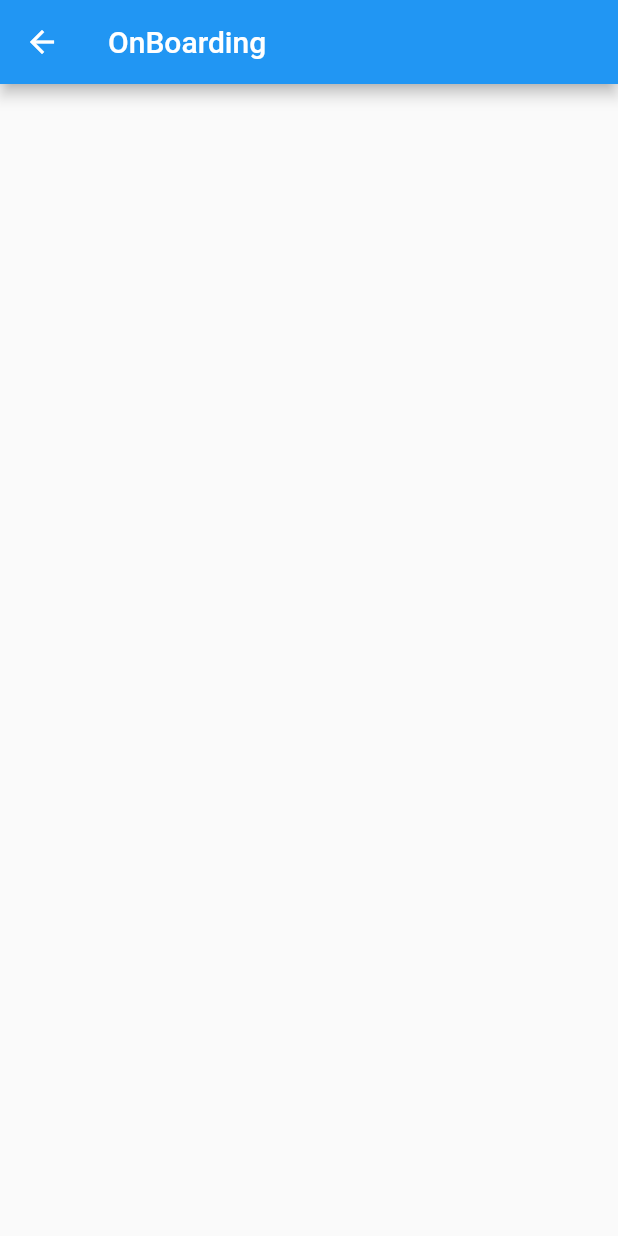
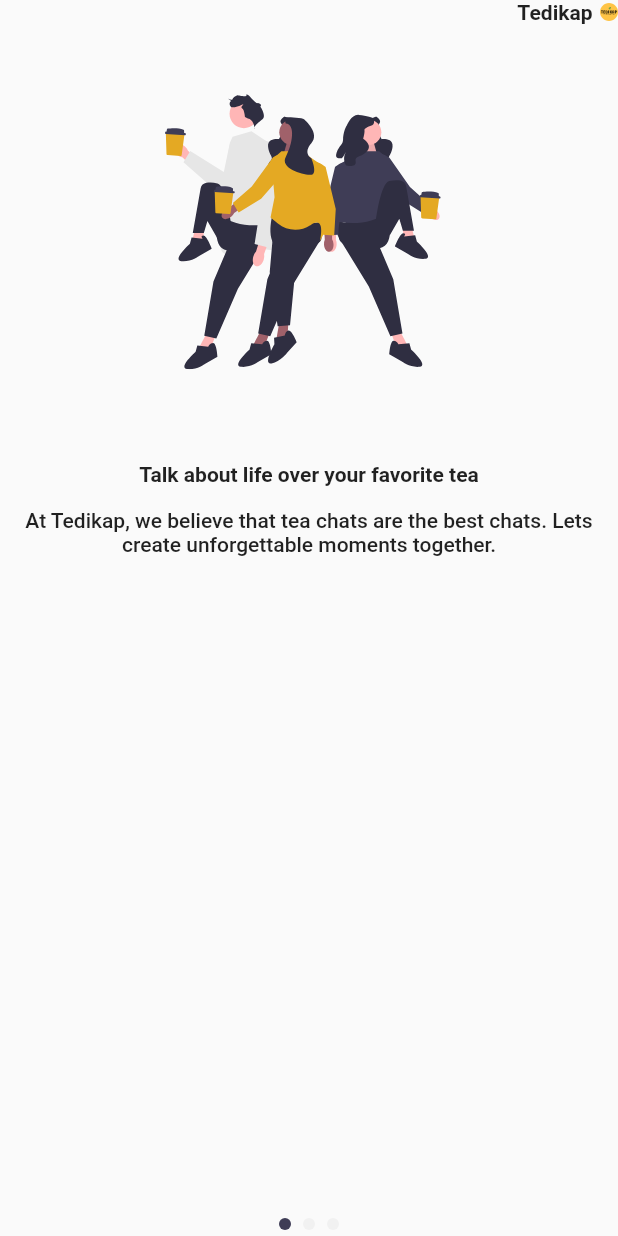
Before and after one commit to YasaKafi/Tedikap_Flutter_App, a Flutter app: the OnBoarding screen opened by its route, on a phone screen of 412 x 824 dp. Run offline on Flutter 3.47's test engine with Material 2 defaults, Android fonts, the light colour scheme and no system bars; our stand-ins replace dio, firebase_core, flutter_svg, get, google_fonts; accounts and stored records are empty; Roboto replaces fonts that are missing (Ubuntu).

Commit message:
[AF] : feat/added splash & onboard

```diff
--- a/lib/pages/onboarding_page/binding/onboarding_binding.dart
+++ b/lib/pages/onboarding_page/binding/onboarding_binding.dart
@@ -1,7 +1,6 @@
+import 'package:get/get.dart';
+import 'package:tedikap_flutter_app/pages/onboarding_page/controller/onboarding_controller.dart';
 
-import 'package:get/get.dart';
-
-import '../controller/onboarding_controller.dart';
 
 class OnBoardingBinding extends Bindings {
   @override
--- a/lib/pages/onboarding_page/controller/onboarding_controller.dart
+++ b/lib/pages/onboarding_page/controller/onboarding_controller.dart
@@ -1,3 +1,41 @@
+import 'package:flutter/material.dart';
 import 'package:get/get.dart';
+import 'package:tedikap_flutter_app/utils/images.dart';
 
-class OnBoardingController extends GetxController {}
+class OnBoardingController extends GetxController {
+  final PageController pageController = PageController();
+  final RxInt currentPage = 0.obs;
+
+  final List<OnboardingItem> onboardingItems = [
+    OnboardingItem(
+      title: 'Talk about life over your favorite tea',
+      subtitle: 'At Tedikap, we believe that tea chats are the best chats. Lets create unforgettable moments together.',
+      image: Images.onboardlogo1,
+    ),
+    OnboardingItem(
+      title: 'Tea in the palm of your hand',
+      subtitle: 'Order your favorite tea right from the app and enjoy fast delivery to your door.',
+      image: Images.onboardlogo2,
+    ),
+    OnboardingItem(
+      title: 'Save your time in ordering with us.',
+      subtitle: 'We value your precious time. In a few easy steps, you can order the tea of your choice hassle-free.',
+      image: Images.onboardlogo3,
+    ),
+
+  ];
+
+  @override
+  void onClose() {
+    pageController.dispose();
+    super.onClose();
+  }
+}
+
+class OnboardingItem {
+  final String title;
+  final String subtitle;
+  final String image;
+
+  OnboardingItem({required this.title, required this.subtitle, required this.image});
+}
--- /dev/null
+++ b/lib/pages/onboarding_page/view/dotindicator_widget.dart
@@ -0,0 +1,33 @@
+import 'package:flutter/material.dart';
+import 'package:get/get.dart';
+import '../../../utils/color_resources.dart';
+import '../controller/onboarding_controller.dart';
+
+class DotIndicator extends StatelessWidget {
+  final OnBoardingController controller;
+
+  DotIndicator({required this.controller});
+
+  @override
+  Widget build(BuildContext context) {
+    return Row(
+      mainAxisAlignment: MainAxisAlignment.center,
+      children: List.generate(
+        controller.onboardingItems.length,
+            (index) => Obx(
+              () => Container(
+            margin: EdgeInsets.all(4),
+            width: 8,
+            height: 8,
+            decoration: BoxDecoration(
+              shape: BoxShape.circle,
+              color: controller.currentPage.value == index
+                  ? ColorResources.primaryColor
+                  : ColorResources.grey,
+            ),
+          ),
+        ),
+      ),
+    );
+  }
+}
--- a/lib/pages/onboarding_page/view/onboarding_page.dart
+++ b/lib/pages/onboarding_page/view/onboarding_page.dart
@@ -1,23 +1,42 @@
-// ignore_for_file: camel_case_types, prefer_typing_uninitialized_variables
+import 'package:flutter/material.dart';
+import 'package:flutter_svg/svg.dart';
+import 'package:get/get.dart';
+import 'package:tedikap_flutter_app/utils/images.dart';
+import '../../../utils/color_resources.dart';
+import '../../../utils/custom_themes.dart';
+import '../../../utils/dimensions.dart';
+import '../controller/onboarding_controller.dart';
+import 'dotindicator_widget.dart';
+import 'onboardingitem_widget.dart';
 
-import 'package:flutter/material.dart';
 
-class OnBoarding extends StatelessWidget {
-  const OnBoarding({Key? key}) : super(key: key);
-
+class OnBoarding extends GetView<OnBoardingController> {
   @override
   Widget build(BuildContext context) {
+    OnBoardingController controller = Get.find<OnBoardingController>();
+    List<OnboardingItem> onboardingItems = controller.onboardingItems;
+
     return Scaffold(
-      appBar: AppBar(
-        title: const Text("OnBoarding"),
-        actions: const [],
-      ),
-      body: SingleChildScrollView(
-        child: Container(
-          padding: const EdgeInsets.all(10.0),
-          child: Column(
-            children: [],
-          ),
+      body: SafeArea(
+        child: Column(
+          children: [
+            Expanded(
+              child: PageView.builder(
+                controller: controller.pageController,
+                itemCount: controller.onboardingItems.length,
+                onPageChanged: (index) {
+                  controller.currentPage.value = index;
+                },
+                itemBuilder: (context, index) {
+                  return OnboardingItemWidget(
+                    item: controller.onboardingItems[index],
+                    controller: controller,
+                  );
+                },
+              ),
+            ),
+            DotIndicator(controller: controller),
+          ],
         ),
       ),
     );
--- /dev/null
+++ b/lib/pages/onboarding_page/view/onboardingitem_widget.dart
@@ -0,0 +1,56 @@
+import 'package:flutter/material.dart';
+import 'package:flutter_svg/svg.dart';
+import 'package:get/get.dart';
+import '../../../utils/custom_themes.dart';
+import '../../../utils/dimensions.dart';
+import '../../../utils/images.dart';
+import '../controller/onboarding_controller.dart';
+
+
+class OnboardingItemWidget extends StatelessWidget {
+  final OnboardingItem item;
+  final OnBoardingController controller;
+
+  OnboardingItemWidget({required this.item, required this.controller});
+
+  @override
+  Widget build(BuildContext context) {
+    return Column(
+      mainAxisAlignment: MainAxisAlignment.start,
+      crossAxisAlignment: CrossAxisAlignment.center,
+      children: [
+        Row(
+          mainAxisAlignment: MainAxisAlignment.end,
+          children: [
+            Padding(
+              padding: EdgeInsets.symmetric(
+                  horizontal: Dimensions.paddingSizeExtraSmall),
+              child: Text(
+                "Tedikap",
+                style: titilliumBold,
+              ),
+            ),
+            SvgPicture.asset(Images.splashLogo, height: Dimensions.iconSizeExtraSmall),
+          ],
+        ),
+        Padding(
+          padding: EdgeInsets.only(top: Dimensions.paddingSizeLarge),
+          child: SvgPicture.asset(item.image, width: 253, height: 237),
+        ),
+        SizedBox(height: Dimensions.paddingSizeThirtyFive),
+        Text(
+          item.title,
+          style: titilliumBold,
+        ),
+        Padding(
+          padding: EdgeInsets.only(top: Dimensions.paddingSizeDefault),
+          child: Text(
+            item.subtitle,
+            textAlign: TextAlign.center,
+            style: titleRegular.copyWith(fontWeight: FontWeight.w500),
+          ),
+        ),
+      ],
+    );
+  }
+}
--- a/lib/pages/splash_page/view/splash_page.dart
+++ b/lib/pages/splash_page/view/splash_page.dart
@@ -1,23 +1,36 @@
-// ignore_for_file: camel_case_types, prefer_typing_uninitialized_variables
+import 'package:flutter/material.dart';
+import 'package:flutter_svg/svg.dart';
+import 'package:get/get.dart';
+import 'package:get/get_core/src/get_main.dart';
+import 'package:tedikap_flutter_app/pages/onboarding_page/view/onboarding_page.dart';
+import 'dart:async';
+import '../../../utils/color_resources.dart';
+import '../../../utils/images.dart';
+import '../../../routes/AppPages.dart';
 
-import 'package:flutter/material.dart';
 
-class SplashPage extends StatelessWidget {
-  const SplashPage({Key? key}) : super(key: key);
+class SplashPage extends StatefulWidget {
+  @override
+  _SplashScreenState createState() => _SplashScreenState();
+}
+
+class _SplashScreenState extends State<SplashPage> {
+  @override
+  void initState() {
+    super.initState();
+    Timer(Duration(seconds: 5), () {
+      Get.offNamed(Routes.ONBOARDING_PAGE);
+    });
+  }
 
   @override
   Widget build(BuildContext context) {
     return Scaffold(
-      appBar: AppBar(
-        title: const Text("Dashboard"),
-        actions: const [],
-      ),
-      body: SingleChildScrollView(
-        child: Container(
-          padding: const EdgeInsets.all(10.0),
-          child: Column(
-            children: [],
-          ),
+      backgroundColor: ColorResources.getImageBg(context),
+      body: Center(
+        child: SvgPicture.asset(
+          Images.splashLogo, // Menggunakan konstanta dari kelas Images
+          width: 192.0, // Mengatur ukuran logo menjadi 192
         ),
       ),
     );
--- a/lib/routes/AppPages.dart
+++ b/lib/routes/AppPages.dart
@@ -20,6 +20,7 @@ import 'package:tedikap_flutter_app/pages/register_page/binding/register_binding
 import 'package:tedikap_flutter_app/pages/register_page/view/register_page.dart';
 import 'package:tedikap_flutter_app/pages/search_page/binding/search_binding.dart';
 import 'package:tedikap_flutter_app/pages/search_page/view/search_page.dart';
+import 'package:tedikap_flutter_app/pages/splash_page/view/splash_page.dart';
 import 'package:tedikap_flutter_app/pages/struck_page/view/struck_page.dart';
 import '../pages/home_page/view/home_page.dart';
 import '../pages/navigator_page/view/navbar.dart';
@@ -53,12 +54,6 @@ class AppPages {
         name: _Paths.LOGIN_PAGE,
         page: () => LoginPage(),
         binding: LoginBinding(),
-        transition: Transition.fadeIn,
-        transitionDuration: const Duration(milliseconds: 1500)),
-    GetPage(
-        name: _Paths.ONBOARDING_PAGE,
-        page: () => OnBoarding(),
-        binding: OnBoardingBinding(),
         transition: Transition.fadeIn,
         transitionDuration: const Duration(milliseconds: 1500)),
     GetPage(
@@ -113,5 +108,16 @@ class AppPages {
         page: () => QrisPage(),
         transition: Transition.fadeIn,
         transitionDuration: const Duration(milliseconds: 1500)),
+    GetPage(
+        name: _Paths.SPLASH_PAGE,
+        page: () => SplashPage(),
+        transition: Transition.fadeIn,
+        transitionDuration: const Duration(milliseconds: 1500)),
+    GetPage(
+        name: _Paths.ONBOARDING_PAGE,
+        page: () => OnBoarding(),
+        binding: OnBoardingBinding(),
+        transition: Transition.fadeIn,
+        transitionDuration: const Duration(milliseconds: 1500)),
   ];
 }
--- a/lib/utils/images.dart
+++ b/lib/utils/images.dart
@@ -1,4 +1,9 @@
+import 'package:flutter/cupertino.dart';
+import 'package:flutter_svg/svg.dart';
+
 class Images {
-  static const String splashLogo = 'assets/images/cwb_splash.png';
-
+  static const String splashLogo = 'assets/images/cbw_splash.svg';
+  static const String onboardlogo1 = 'assets/images/onboard1.svg';
+  static final String onboardlogo2 = 'assets/images/onboard2.svg';
+  static final String onboardlogo3 = 'assets/images/onboard3.svg';
 }
```
Also changed, not shown: pubspec.yaml (+3 -4 lines), assets/images/cbw_splash.svg (added), assets/images/onboard1.svg (added), assets/images/onboard2.svg (added), assets/images/onboard3.svg (added), pubspec.lock.
